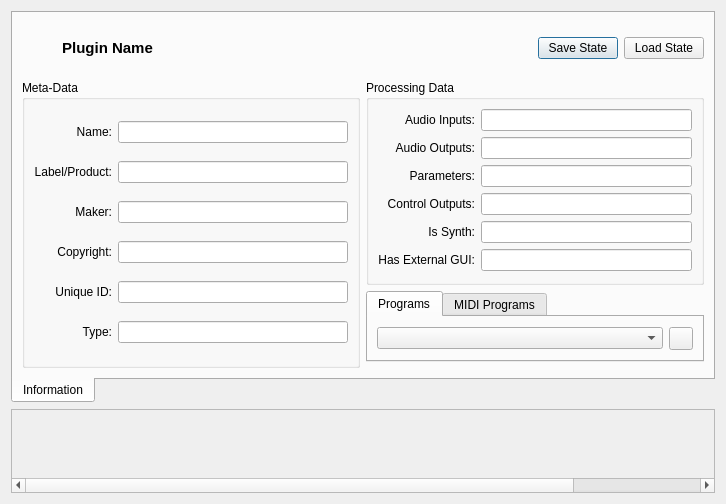
The window that resources/ui/carla_edit.ui (falkTX/Cadence) describes before a commit, drawn with Qt 5.
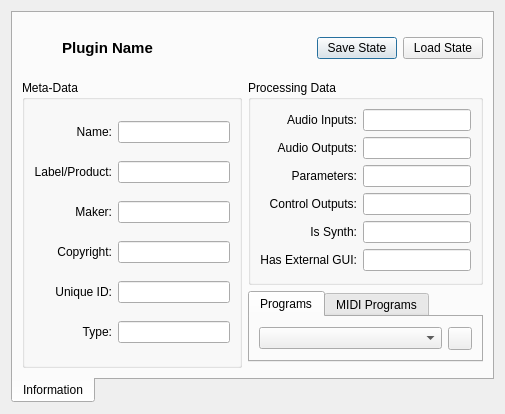
The same window after the commit. Icons and pictures are not drawn. Custom widgets are drawn as their Qt base class.

Commit message: Carla UI refresh (part 1)

```diff
--- a/resources/ui/carla_edit.ui
+++ b/resources/ui/carla_edit.ui
@@ -6,8 +6,8 @@
    <rect>
     <x>0</x>
     <y>0</y>
-    <width>726</width>
-    <height>476</height>
+    <width>505</width>
+    <height>376</height>
    </rect>
   </property>
   <property name="windowTitle">
@@ -394,99 +394,8 @@
      </widget>
     </widget>
    </item>
-   <item>
-    <widget class="QScrollArea" name="scrollArea">
-     <property name="sizePolicy">
-      <sizepolicy hsizetype="Expanding" vsizetype="Fixed">
-       <horstretch>0</horstretch>
-       <verstretch>0</verstretch>
-      </sizepolicy>
-     </property>
-     <property name="minimumSize">
-      <size>
-       <width>0</width>
-       <height>84</height>
-      </size>
-     </property>
-     <property name="verticalScrollBarPolicy">
-      <enum>Qt::ScrollBarAlwaysOff</enum>
-     </property>
-     <property name="horizontalScrollBarPolicy">
-      <enum>Qt::ScrollBarAlwaysOn</enum>
-     </property>
-     <property name="widgetResizable">
-      <bool>true</bool>
-     </property>
-     <property name="alignment">
-      <set>Qt::AlignCenter</set>
-     </property>
-     <widget class="QWidget" name="scrollAreaWidgetContents">
-      <property name="geometry">
-       <rect>
-        <x>0</x>
-        <y>0</y>
-        <width>864</width>
-        <height>64</height>
-       </rect>
-      </property>
-      <property name="sizePolicy">
-       <sizepolicy hsizetype="Fixed" vsizetype="Fixed">
-        <horstretch>0</horstretch>
-        <verstretch>0</verstretch>
-       </sizepolicy>
-      </property>
-      <property name="minimumSize">
-       <size>
-        <width>864</width>
-        <height>64</height>
-       </size>
-      </property>
-      <property name="maximumSize">
-       <size>
-        <width>864</width>
-        <height>64</height>
-       </size>
-      </property>
-      <layout class="QHBoxLayout" name="horizontalLayout_2">
-       <property name="margin">
-        <number>0</number>
-       </property>
-       <item>
-        <widget class="PixmapKeyboard" name="keyboard" native="true">
-         <property name="sizePolicy">
-          <sizepolicy hsizetype="Fixed" vsizetype="Fixed">
-           <horstretch>0</horstretch>
-           <verstretch>0</verstretch>
-          </sizepolicy>
-         </property>
-         <property name="minimumSize">
-          <size>
-           <width>864</width>
-           <height>64</height>
-          </size>
-         </property>
-         <property name="maximumSize">
-          <size>
-           <width>864</width>
-           <height>64</height>
-          </size>
-         </property>
-        </widget>
-       </item>
-      </layout>
-     </widget>
-    </widget>
-   </item>
   </layout>
  </widget>
- <customwidgets>
-  <customwidget>
-   <class>PixmapKeyboard</class>
-   <extends>QWidget</extends>
-   <header>pixmapkeyboard.h</header>
-   <container>1</container>
-  </customwidget>
- </customwidgets>
  <resources>
   <include location="../../resources/resources.qrc"/>
  </resources>
```
Left out of the diff: 10 changed lines with no effect on the pictures. The commit also changes 5 other files.
